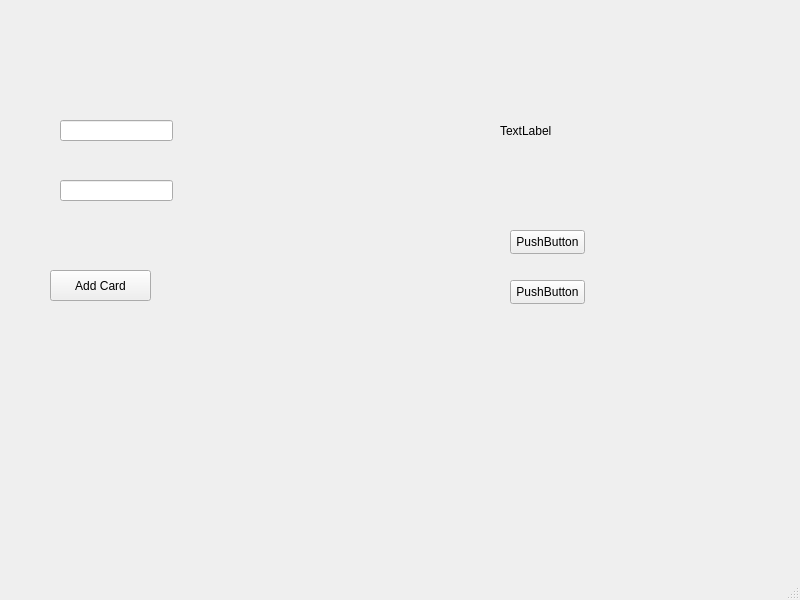
Old version of the form ui/flash.ui in the repository khadijath-dot/Flashcards-Project---Project2.
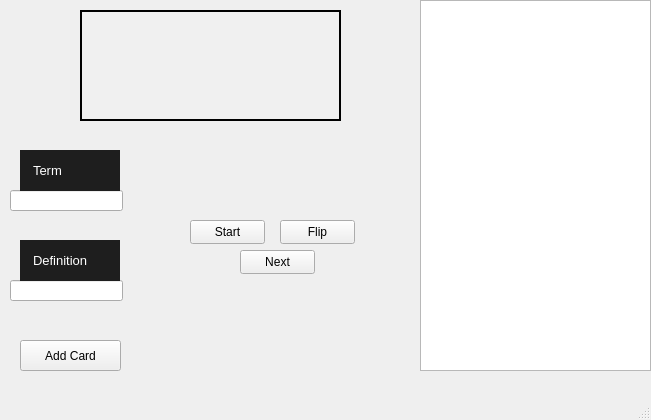
New version of the form.

Commit message: Fixed labels, updated UI conversions, enabled double-click list editing, and added more logic

The edit to the form file:
```diff
--- a/ui/flash.ui
+++ b/ui/flash.ui
@@ -6,19 +6,27 @@
    <rect>
     <x>0</x>
     <y>0</y>
-    <width>800</width>
-    <height>600</height>
+    <width>651</width>
+    <height>420</height>
    </rect>
   </property>
   <property name="windowTitle">
    <string>MainWindow</string>
   </property>
+  <property name="styleSheet">
+   <string notr="true">QLabel{
+	qproperty-alignment: AlignCenter;
+	padding: 10px;
+	background-color: #f0f0f0;
+	border: 2px solid;
+}</string>
+  </property>
   <widget class="QWidget" name="centralwidget">
    <widget class="QLineEdit" name="input_term">
     <property name="geometry">
      <rect>
-      <x>60</x>
-      <y>120</y>
+      <x>10</x>
+      <y>190</y>
       <width>113</width>
       <height>21</height>
      </rect>
@@ -27,8 +35,8 @@
    <widget class="QLineEdit" name="input_definition">
     <property name="geometry">
      <rect>
-      <x>60</x>
-      <y>180</y>
+      <x>10</x>
+      <y>280</y>
       <width>113</width>
       <height>21</height>
      </rect>
@@ -37,8 +45,8 @@
    <widget class="QPushButton" name="button_add">
     <property name="geometry">
      <rect>
-      <x>50</x>
-      <y>270</y>
+      <x>20</x>
+      <y>340</y>
       <width>101</width>
       <height>31</height>
      </rect>
@@ -50,40 +58,141 @@
    <widget class="QLabel" name="label_display">
     <property name="geometry">
      <rect>
-      <x>500</x>
-      <y>90</y>
-      <width>101</width>
-      <height>81</height>
+      <x>80</x>
+      <y>10</y>
+      <width>261</width>
+      <height>111</height>
      </rect>
     </property>
+    <property name="font">
+     <font>
+      <pointsize>12</pointsize>
+     </font>
+    </property>
+    <property name="styleSheet">
+     <string notr="true">QLabel{
+	color: #000000;
+}</string>
+    </property>
+    <property name="lineWidth">
+     <number>1</number>
+    </property>
     <property name="text">
-     <string>TextLabel</string>
+     <string/>
+    </property>
+    <property name="alignment">
+     <set>Qt::AlignCenter</set>
     </property>
    </widget>
    <widget class="QPushButton" name="button_flip">
     <property name="geometry">
      <rect>
-      <x>510</x>
-      <y>230</y>
+      <x>280</x>
+      <y>220</y>
       <width>75</width>
       <height>24</height>
      </rect>
     </property>
     <property name="text">
-     <string>PushButton</string>
+     <string>Flip</string>
     </property>
    </widget>
    <widget class="QPushButton" name="button_next">
     <property name="geometry">
      <rect>
-      <x>510</x>
-      <y>280</y>
+      <x>240</x>
+      <y>250</y>
       <width>75</width>
       <height>24</height>
      </rect>
     </property>
     <property name="text">
-     <string>PushButton</string>
+     <string>Next</string>
+    </property>
+   </widget>
+   <widget class="QListWidget" name="card_list_widget">
+    <property name="geometry">
+     <rect>
+      <x>420</x>
+      <y>0</y>
+      <width>231</width>
+      <height>371</height>
+     </rect>
+    </property>
+   </widget>
+   <widget class="QPushButton" name="button_study">
+    <property name="geometry">
+     <rect>
+      <x>190</x>
+      <y>220</y>
+      <width>75</width>
+      <height>24</height>
+     </rect>
+    </property>
+    <property name="text">
+     <string>Start</string>
+    </property>
+   </widget>
+   <widget class="QLabel" name="label_term">
+    <property name="geometry">
+     <rect>
+      <x>20</x>
+      <y>150</y>
+      <width>100</width>
+      <height>41</height>
+     </rect>
+    </property>
+    <property name="minimumSize">
+     <size>
+      <width>100</width>
+      <height>30</height>
+     </size>
+    </property>
+    <property name="font">
+     <font>
+      <pointsize>10</pointsize>
+     </font>
+    </property>
+    <property name="styleSheet">
+     <string notr="true">QLabel{
+	border: 0 px;	
+	color: #ffffff;
+	background-color: #1E1E1E;
+}</string>
+    </property>
+    <property name="text">
+     <string>Term</string>
+    </property>
+   </widget>
+   <widget class="QLabel" name="label_definition">
+    <property name="geometry">
+     <rect>
+      <x>20</x>
+      <y>240</y>
+      <width>100</width>
+      <height>41</height>
+     </rect>
+    </property>
+    <property name="minimumSize">
+     <size>
+      <width>100</width>
+      <height>30</height>
+     </size>
+    </property>
+    <property name="font">
+     <font>
+      <pointsize>10</pointsize>
+     </font>
+    </property>
+    <property name="styleSheet">
+     <string notr="true">QLabel{
+	border: 0 px;
+	color: #ffffff;
+	background-color: #1E1E1E;
+}</string>
+    </property>
+    <property name="text">
+     <string>Definition</string>
     </property>
    </widget>
   </widget>
```
Left out of the diff: 2 changed lines with no effect on the pictures. The commit also changes 6 other files.
